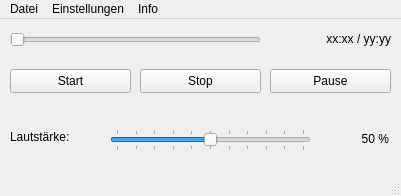
Qt form viewers/audioplayerwindow.ui (striezel/qt-commander) before a commit.
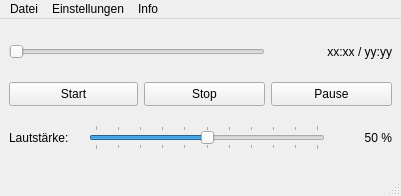
The same form after that commit. Icons and pictures are not drawn.

Commit message:
improved grid layout for audio player window
Not perfect, but close enough for an application of version 0.1.

The edit to the form file:
```diff
--- a/viewers/audioplayerwindow.ui
+++ b/viewers/audioplayerwindow.ui
@@ -10,6 +10,12 @@
     <height>196</height>
    </rect>
   </property>
+  <property name="minimumSize">
+   <size>
+    <width>401</width>
+    <height>181</height>
+   </size>
+  </property>
   <property name="windowTitle">
    <string>Audiowiedergabe</string>
   </property>
@@ -17,15 +23,44 @@
    <iconset theme="audio-volume-high"/>
   </property>
   <widget class="QWidget" name="centralwidget">
+   <layout class="QGridLayout" name="gridLayout">
+    <item row="0" column="0" colspan="4">
+     <widget class="QSlider" name="sliderPosition">
+      <property name="enabled">
+       <bool>false</bool>
+      </property>
+      <property name="minimumSize">
+       <size>
+        <width>251</width>
+        <height>22</height>
+       </size>
+      </property>
+      <property name="maximum">
+       <number>100</number>
+      </property>
+      <property name="orientation">
+       <enum>Qt::Orientation::Horizontal</enum>
+      </property>
+     </widget>
+    </item>
+    <item row="0" column="4" colspan="2">
+     <widget class="QLabel" name="lblPosition">
+      <property name="minimumSize">
+       <size>
+        <width>121</width>
+        <height>20</height>
+       </size>
+      </property>
+      <property name="text">
+       <string>xx:xx / yy:yy</string>
+      </property>
+      <property name="alignment">
+       <set>Qt::AlignmentFlag::AlignRight|Qt::AlignmentFlag::AlignTrailing|Qt::AlignmentFlag::AlignVCenter</set>
+      </property>
+     </widget>
+    </item>
+    <item row="1" column="0" colspan="2">
    <widget class="QPushButton" name="btnStart">
-    <property name="geometry">
-     <rect>
-      <x>10</x>
-      <y>50</y>
-      <width>121</width>
-      <height>24</height>
-     </rect>
-    </property>
     <property name="minimumSize">
      <size>
       <width>121</width>
@@ -39,15 +74,9 @@
      <iconset theme="media-playback-start"/>
     </property>
    </widget>
+    </item>
+    <item row="1" column="2" colspan="2">
    <widget class="QPushButton" name="btnStop">
-    <property name="geometry">
-     <rect>
-      <x>140</x>
-      <y>50</y>
-      <width>121</width>
-      <height>24</height>
-     </rect>
-    </property>
     <property name="minimumSize">
      <size>
       <width>121</width>
@@ -61,15 +90,9 @@
      <iconset theme="media-playback-stop"/>
     </property>
    </widget>
+    </item>
+    <item row="1" column="4" colspan="2">
    <widget class="QPushButton" name="btnPause">
-    <property name="geometry">
-     <rect>
-      <x>270</x>
-      <y>50</y>
-      <width>121</width>
-      <height>24</height>
-     </rect>
-    </property>
     <property name="minimumSize">
      <size>
       <width>121</width>
@@ -83,15 +106,22 @@
      <iconset theme="media-playback-pause"/>
     </property>
    </widget>
+    </item>
+    <item row="2" column="0">
+     <widget class="QLabel" name="lblVolume">
+      <property name="minimumSize">
+       <size>
+        <width>91</width>
+        <height>16</height>
+       </size>
+      </property>
+      <property name="text">
+       <string>Lautstärke:</string>
+      </property>
+     </widget>
+    </item>
+    <item row="2" column="1" colspan="4">
    <widget class="QSlider" name="sliderVolume">
-    <property name="geometry">
-     <rect>
-      <x>110</x>
-      <y>110</y>
-      <width>201</width>
-      <height>22</height>
-     </rect>
-    </property>
     <property name="minimumSize">
      <size>
       <width>201</width>
@@ -114,34 +144,9 @@
      <number>10</number>
     </property>
    </widget>
-   <widget class="QLabel" name="lblVolume">
-    <property name="geometry">
-     <rect>
-      <x>10</x>
-      <y>110</y>
-      <width>91</width>
-      <height>16</height>
-     </rect>
-    </property>
-    <property name="minimumSize">
-     <size>
-      <width>91</width>
-      <height>16</height>
-     </size>
-    </property>
-    <property name="text">
-     <string>Lautstärke:</string>
-    </property>
-   </widget>
+    </item>
+    <item row="2" column="5">
    <widget class="QLabel" name="lblVolumeValue">
-    <property name="geometry">
-     <rect>
-      <x>328</x>
-      <y>110</y>
-      <width>61</width>
-      <height>20</height>
-     </rect>
-    </property>
     <property name="minimumSize">
      <size>
       <width>61</width>
@@ -155,53 +160,8 @@
      <set>Qt::AlignmentFlag::AlignRight|Qt::AlignmentFlag::AlignTrailing|Qt::AlignmentFlag::AlignVCenter</set>
     </property>
    </widget>
-   <widget class="QSlider" name="sliderPosition">
-    <property name="enabled">
-     <bool>false</bool>
-    </property>
-    <property name="geometry">
-     <rect>
-      <x>10</x>
-      <y>10</y>
-      <width>251</width>
-      <height>22</height>
-     </rect>
-    </property>
-    <property name="minimumSize">
-     <size>
-      <width>251</width>
-      <height>22</height>
-     </size>
-    </property>
-    <property name="maximum">
-     <number>100</number>
-    </property>
-    <property name="orientation">
-     <enum>Qt::Orientation::Horizontal</enum>
-    </property>
-   </widget>
-   <widget class="QLabel" name="lblPosition">
-    <property name="geometry">
-     <rect>
-      <x>270</x>
-      <y>10</y>
-      <width>121</width>
-      <height>20</height>
-     </rect>
-    </property>
-    <property name="minimumSize">
-     <size>
-      <width>121</width>
-      <height>20</height>
-     </size>
-    </property>
-    <property name="text">
-     <string>xx:xx / yy:yy</string>
-    </property>
-    <property name="alignment">
-     <set>Qt::AlignmentFlag::AlignRight|Qt::AlignmentFlag::AlignTrailing|Qt::AlignmentFlag::AlignVCenter</set>
-    </property>
-   </widget>
+    </item>
+   </layout>
   </widget>
   <widget class="QMenuBar" name="menubar">
    <property name="geometry">
```
Lines whose indentation alone changed are shown as unchanged.
